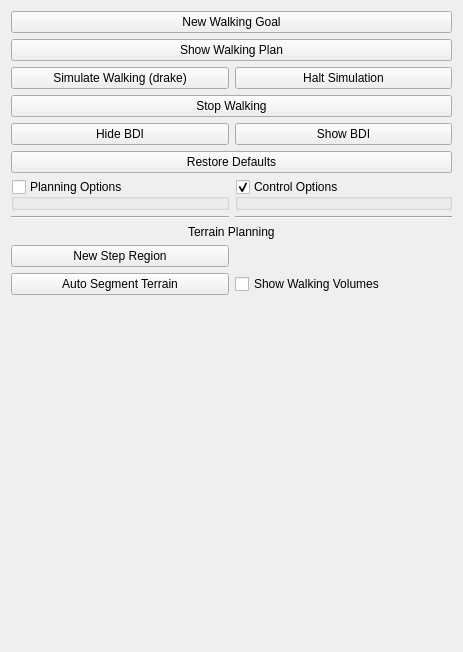
Above: src/app/ddFootsteps.ui from RobotLocomotion/director before the change. Below: the same form after it.
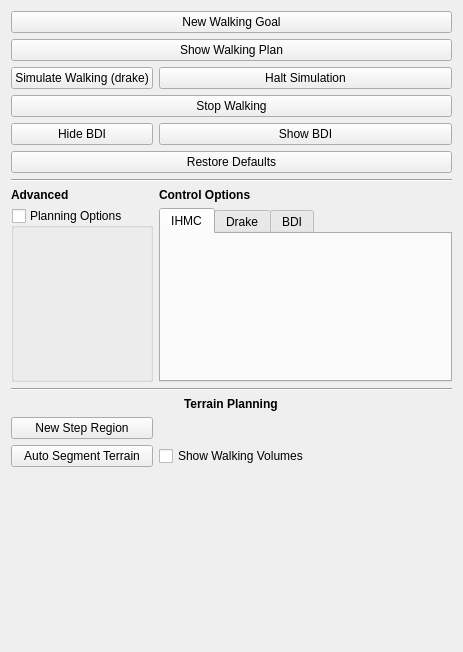
That is the form after the change.

Commit message: Updates: split Advanced Opt in Planning and Control specific options.

Diff of the .ui file:
```diff
--- a/src/app/ddFootsteps.ui
+++ b/src/app/ddFootsteps.ui
@@ -14,28 +14,32 @@
    <string>Footsteps</string>
   </property>
   <layout class="QGridLayout" name="gridLayout">
-   <item row="4" column="1">
-    <widget class="QPushButton" name="haltSimulationDrakeButton">
-     <property name="text">
-      <string>Halt Simulation</string>
+   <item row="11" column="1">
+    <widget class="QTabWidget" name="tabWidget">
+     <property name="currentIndex">
+      <number>0</number>
      </property>
+     <widget class="QWidget" name="IHMCParamsContainer">
+      <attribute name="title">
+       <string>IHMC</string>
+      </attribute>
+      <zorder>controlParamsContainer</zorder>
+      <zorder>IHMCParamsContainer</zorder>
+     </widget>
+     <widget class="QWidget" name="DrakeParamsContainer">
+      <attribute name="title">
+       <string>Drake</string>
+      </attribute>
+      <zorder>controlParamsContainer</zorder>
+     </widget>
+     <widget class="QWidget" name="BDIParamsContainer">
+      <attribute name="title">
+       <string>BDI</string>
+      </attribute>
+     </widget>
     </widget>
    </item>
-   <item row="4" column="0">
-    <widget class="QPushButton" name="simulateDrakeButton">
-     <property name="text">
-      <string>Simulate Walking (drake)</string>
-     </property>
-    </widget>
-   </item>
-   <item row="17" column="1">
-    <widget class="QCheckBox" name="showWalkingVolumesCheck">
-     <property name="text">
-      <string>Show Walking Volumes</string>
-     </property>
-    </widget>
-   </item>
-   <item row="18" column="0" colspan="2">
+   <item row="22" column="0" colspan="2">
     <spacer name="verticalSpacer">
      <property name="orientation">
       <enum>Qt::Vertical</enum>
@@ -48,6 +52,27 @@
      </property>
     </spacer>
    </item>
+   <item row="4" column="1">
+    <widget class="QPushButton" name="haltSimulationDrakeButton">
+     <property name="text">
+      <string>Halt Simulation</string>
+     </property>
+    </widget>
+   </item>
+   <item row="4" column="0">
+    <widget class="QPushButton" name="simulateDrakeButton">
+     <property name="text">
+      <string>Simulate Walking (drake)</string>
+     </property>
+    </widget>
+   </item>
+   <item row="21" column="1">
+    <widget class="QCheckBox" name="showWalkingVolumesCheck">
+     <property name="text">
+      <string>Show Walking Volumes</string>
+     </property>
+    </widget>
+   </item>
    <item row="5" column="0" colspan="2">
     <widget class="QPushButton" name="stopButton">
      <property name="text">
@@ -62,6 +87,13 @@
      </property>
     </widget>
    </item>
+   <item row="19" column="0">
+    <widget class="QPushButton" name="newRegionSeedButton">
+     <property name="text">
+      <string>New Step Region</string>
+     </property>
+    </widget>
+   </item>
    <item row="6" column="1">
     <widget class="QPushButton" name="showBDIButton">
      <property name="text">
@@ -69,22 +101,14 @@
      </property>
     </widget>
    </item>
-   <item row="15" column="0">
-    <widget class="QPushButton" name="newRegionSeedButton">
-     <property name="text">
-      <string>New Step Region</string>
-     </property>
-    </widget>
-   </item>
-   <item row="13" column="0">
-    <widget class="Line" name="line">
-     <property name="orientation">
-      <enum>Qt::Horizontal</enum>
-     </property>
-    </widget>
-   </item>
-   <item row="14" column="0" colspan="2" alignment="Qt::AlignHCenter">
+   <item row="18" column="0" colspan="2" alignment="Qt::AlignHCenter">
     <widget class="QLabel" name="label">
+     <property name="font">
+      <font>
+       <weight>75</weight>
+       <bold>true</bold>
+      </font>
+     </property>
      <property name="text">
       <string>Terrain Planning</string>
      </property>
@@ -97,30 +121,6 @@
      </property>
     </widget>
    </item>
-   <item row="13" column="1">
-    <widget class="Line" name="line_2">
-     <property name="orientation">
-      <enum>Qt::Horizontal</enum>
-     </property>
-    </widget>
-   </item>
-   <item row="10" column="1">
-    <widget class="QGroupBox" name="controlParamsContainer">
-     <property name="focusPolicy">
-      <enum>Qt::NoFocus</enum>
-     </property>
-     <property name="title">
-      <string>Control Options</string>
-     </property>
-     <property name="checkable">
-      <bool>true</bool>
-     </property>
-     <property name="checked">
-      <bool>true</bool>
-     </property>
-     <zorder>radioButton</zorder>
-    </widget>
-   </item>
    <item row="6" column="0">
     <widget class="QPushButton" name="hideBDIButton">
      <property name="text">
@@ -128,29 +128,13 @@
      </property>
     </widget>
    </item>
-   <item row="17" column="0">
+   <item row="21" column="0">
     <widget class="QPushButton" name="autoIRISSegmentationButton">
      <property name="text">
       <string>Auto Segment Terrain</string>
      </property>
     </widget>
    </item>
-   <item row="10" column="0">
-    <widget class="QGroupBox" name="planningParamsContainer">
-     <property name="focusPolicy">
-      <enum>Qt::NoFocus</enum>
-     </property>
-     <property name="title">
-      <string>Planning Options</string>
-     </property>
-     <property name="checkable">
-      <bool>true</bool>
-     </property>
-     <property name="checked">
-      <bool>false</bool>
-     </property>
-    </widget>
-   </item>
    <item row="7" column="0" colspan="2">
     <widget class="QPushButton" name="restoreDefaultsButton">
      <property name="text">
@@ -158,6 +142,66 @@
      </property>
     </widget>
    </item>
+   <item row="11" column="0">
+    <widget class="QGroupBox" name="planningParamsContainer">
+     <property name="focusPolicy">
+      <enum>Qt::NoFocus</enum>
+     </property>
+     <property name="title">
+      <string>Planning Options</string>
+     </property>
+     <property name="checkable">
+      <bool>true</bool>
+     </property>
+     <property name="checked">
+      <bool>false</bool>
+     </property>
+     <zorder>groupBox</zorder>
+    </widget>
+   </item>
+   <item row="9" column="1">
+    <widget class="QLabel" name="label_2">
+     <property name="font">
+      <font>
+       <weight>75</weight>
+       <bold>true</bold>
+      </font>
+     </property>
+     <property name="cursor">
+      <cursorShape>ArrowCursor</cursorShape>
+     </property>
+     <property name="text">
+      <string>Control Options</string>
+     </property>
+    </widget>
+   </item>
+   <item row="17" column="0" colspan="2">
+    <widget class="Line" name="line_2">
+     <property name="orientation">
+      <enum>Qt::Horizontal</enum>
+     </property>
+    </widget>
+   </item>
+   <item row="9" column="0">
+    <widget class="QLabel" name="label_3">
+     <property name="font">
+      <font>
+       <weight>75</weight>
+       <bold>true</bold>
+      </font>
+     </property>
+     <property name="text">
+      <string>Advanced</string>
+     </property>
+    </widget>
+   </item>
+   <item row="8" column="0" colspan="2">
+    <widget class="Line" name="line">
+     <property name="orientation">
+      <enum>Qt::Horizontal</enum>
+     </property>
+    </widget>
+   </item>
   </layout>
  </widget>
  <resources/>
```
The commit also changes 2 other files.
